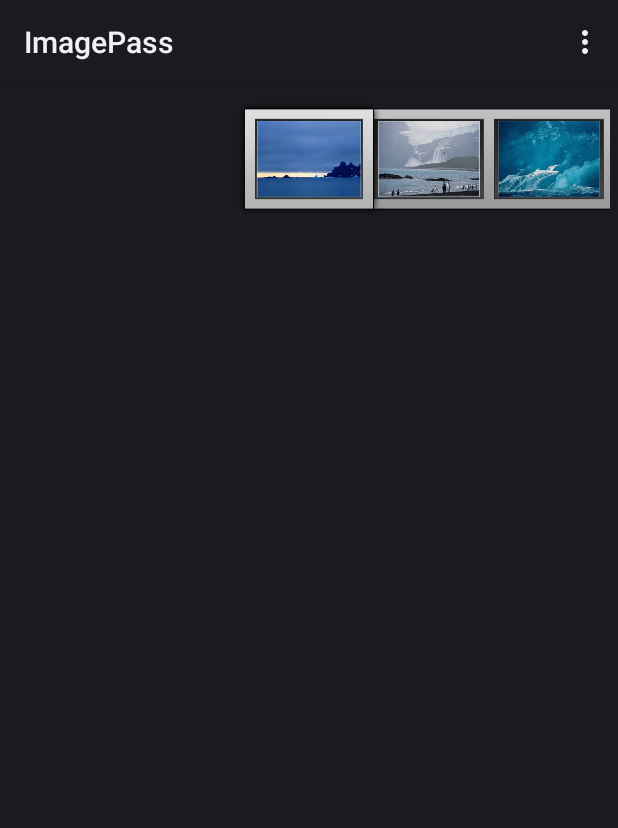
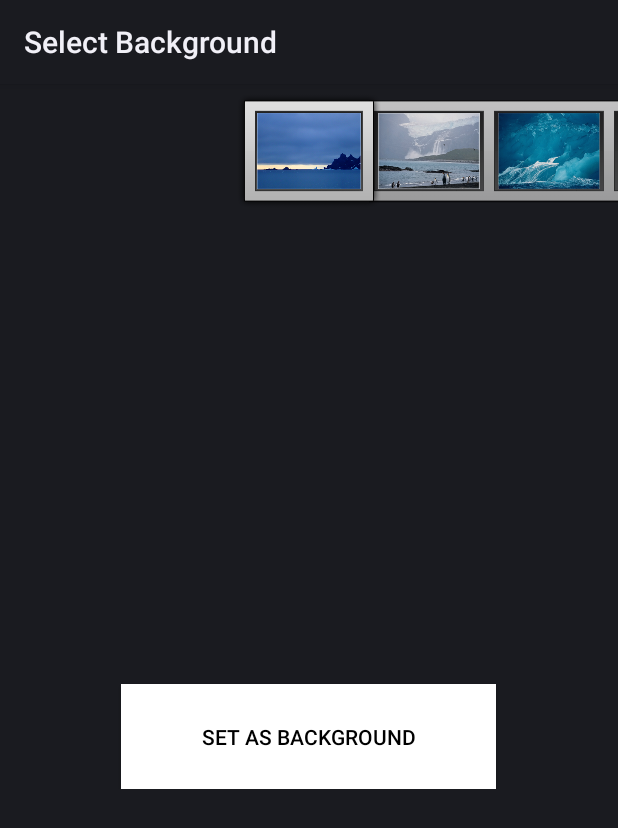
Before and after one commit to am2990/Dynamic-Password-Image, an Android app: the GalleryView screen opened directly, with no data from a screen before it, on a phone screen of 412 x 824 dp. Shown: the top 828 px of the screen. Run offline under Robolectric (Android 15) with nearby library versions, the phone set to English and light mode, and no system bars.

Commit message:
Button in GalleryView added.

```diff
--- a/app/src/main/java/edu/iiitd/dynamikpass/GalleryView.java
+++ b/app/src/main/java/edu/iiitd/dynamikpass/GalleryView.java
@@ -6,6 +6,7 @@ package edu.iiitd.dynamikpass;
 import edu.iiitd.dynamikpass.R;
 import edu.iiitd.dynamikpass.model.User;
 
+import android.app.ActionBar;
 import android.app.Activity;
 import android.content.Context;
 import android.content.Intent;
@@ -23,11 +24,13 @@ import android.widget.AdapterView;
 import android.widget.AdapterView.AdapterContextMenuInfo;
 import android.widget.AdapterView.OnItemClickListener;
 import android.widget.BaseAdapter;
+import android.widget.Button;
 import android.widget.Gallery;
 import android.widget.ImageButton;
 import android.widget.ImageView;
 import android.widget.LinearLayout;
 import android.widget.Toast;
+import android.widget.Toolbar;
 
 import java.util.Calendar;
 
@@ -52,10 +55,19 @@ public class GalleryView extends Activity {
 	User user;
 	String str_usern,checkuser;
 	/** Called when the activity is first created. */
+
+	private Button btnSetBackground;
+
 	@Override
 	public void onCreate(Bundle savedInstanceState) {
 		super.onCreate(savedInstanceState);
 		setContentView(R.layout.main_gal);
+
+		ActionBar toolbar = getActionBar();
+		assert toolbar != null;
+		toolbar.setTitle(getString(R.string.title_select_background));
+
+		btnSetBackground = (Button) findViewById(R.id.btn_set_background);
 
 		Intent i = getIntent();
 		icheckuser = getIntent();
@@ -79,10 +91,6 @@ public class GalleryView extends Activity {
 			@Override
 			public void onItemClick(AdapterView<?> arg0, View arg1, int arg2,
 									long arg3) {
-				Toast.makeText(
-						getBaseContext(),
-						"You have selected picture " + (arg2 + 1)
-								+ " of Antartica", Toast.LENGTH_SHORT).show();
 				try {
 					imageView.removeAllViews();
 				} catch (Exception e) {
@@ -101,14 +109,27 @@ public class GalleryView extends Activity {
 
 		});
 
+		btnSetBackground.setOnClickListener(new View.OnClickListener() {
+			@Override
+			public void onClick(View v) {
+				user.setImageback(selectedImage);
+				System.out.println("ib: "+selectedImage);
+				Intent intent = new Intent(getApplicationContext(), MainActivity.class);
+				intent.putExtra("ib", selectedImage);
+				intent.putExtra("usern",user);
+				intent.putExtra("checkuser", checkuser);
+
+				long spentTime = Calendar.getInstance().getTimeInMillis() - startTime;
+				CSVeditor.shared().recordTimeStamp(spentTime, 6);
+
+				startActivity(intent);
+			}
+		});
+
 
 	}
 
 	public class ImageAdapter extends BaseAdapter {
-
-
-
-
 
 		public ImageAdapter(Context c) {
 			ctx = c;
@@ -150,40 +171,6 @@ public class GalleryView extends Activity {
 
 		}
 	}
-	@Override
-	public boolean onCreateOptionsMenu(Menu menu) {
-		super.onCreateOptionsMenu(menu);
-
-		menu.add(0, MENU_SETBACK, 0, R.string.menu_setBack);
-
-
-
-		return true;
-	}
-
-
-	@Override
-	public boolean onOptionsItemSelected(MenuItem item) {
-
-		switch (item.getItemId()) {
-			case MENU_SETBACK:
-
-				user.setImageback(selectedImage);
-				System.out.println("ib: "+selectedImage);
-				Intent intent = new Intent(getApplicationContext(), MainActivity.class);
-				intent.putExtra("ib", selectedImage);
-				intent.putExtra("usern",user);
-				intent.putExtra("checkuser", checkuser);
-
-				long spentTime = Calendar.getInstance().getTimeInMillis() - startTime;
-				CSVeditor.shared().recordTimeStamp(spentTime, 6);
-
-				startActivity(intent);
-				return true;
-		}
-
-		return false;
-	}
 
 	private long startTime;
 	@Override
--- a/app/src/main/java/edu/iiitd/dynamikpass/UsernameActivity.java
+++ b/app/src/main/java/edu/iiitd/dynamikpass/UsernameActivity.java
@@ -77,6 +77,8 @@ public class UsernameActivity extends Activity {
 
         username = (EditText) findViewById(R.id.username);
         bcontinue = (Button) findViewById(R.id.bcontinue);
+        username.requestFocus();
+
 
         res = getResources();
 
--- a/app/src/main/res/layout/main_gal.xml
+++ b/app/src/main/res/layout/main_gal.xml
@@ -1,9 +1,13 @@
 <?xml version="1.0" encoding="utf-8"?>
-<LinearLayout xmlns:android="http://schemas.android.com/apk/res/android"
+<ScrollView xmlns:android="http://schemas.android.com/apk/res/android"
 	android:orientation="vertical"
-	android:layout_width="fill_parent"
-	android:layout_height="fill_parent" android:padding="5dp"
-	>
+	android:layout_width="match_parent"
+	android:layout_height="wrap_content">
+
+	<LinearLayout
+		android:layout_width="match_parent"
+		android:layout_height="wrap_content"
+		android:orientation="vertical">
 
 		<Gallery
 			android:id="@+id/Gallery01"
@@ -14,17 +18,23 @@
 		<LinearLayout
 			android:id="@+id/ImageView01"
 			android:orientation="horizontal"
-		android:layout_width="fill_parent"
-		android:layout_height="fill_parent">
+			android:layout_width="wrap_content"
+			android:layout_height="wrap_content"
+			android:minWidth="300dp"
+			android:minHeight="300dp"
+			android:layout_gravity="center">
+		</LinearLayout>
 
-	</LinearLayout>
-	<LinearLayout
-
-		android:layout_width="fill_parent"
-		android:layout_height="fill_parent">
+		<Button
+			android:id="@+id/btn_set_background"
+			android:layout_width="250dp"
+			android:layout_height="70dp"
+			android:background="@android:color/white"
+			android:textColor="@android:color/black"
+			android:text="@string/button_set_background"
+			android:layout_gravity="center"
+			android:layout_marginTop="10dp"/>
 
 	</LinearLayout>
 
-
-
-</LinearLayout>
+</ScrollView>
--- a/app/src/main/res/layout/username_layout.xml
+++ b/app/src/main/res/layout/username_layout.xml
@@ -10,8 +10,10 @@
         android:layout_height="wrap_content"
         android:layout_gravity="center_vertical|center_horizontal|center"
         android:hint="Enter username"
+        android:inputType="text"
         android:layout_marginTop="30dp"
         android:ems="10" />
+
     <Button
         android:id="@+id/bcontinue"
         android:layout_width="fill_parent"
--- a/app/src/main/res/values/strings.xml
+++ b/app/src/main/res/values/strings.xml
@@ -71,5 +71,12 @@
         <item>Difficult</item>
     </string-array>
 
+    <!-- Titles -->
+    <string name="title_select_background">Select Background</string>
+
+    <!-- Buttons -->
+    <string name="button_set_background">Set as background</string>
+
+
 
 </resources>
```
Lines whose indentation alone changed are shown as unchanged.
